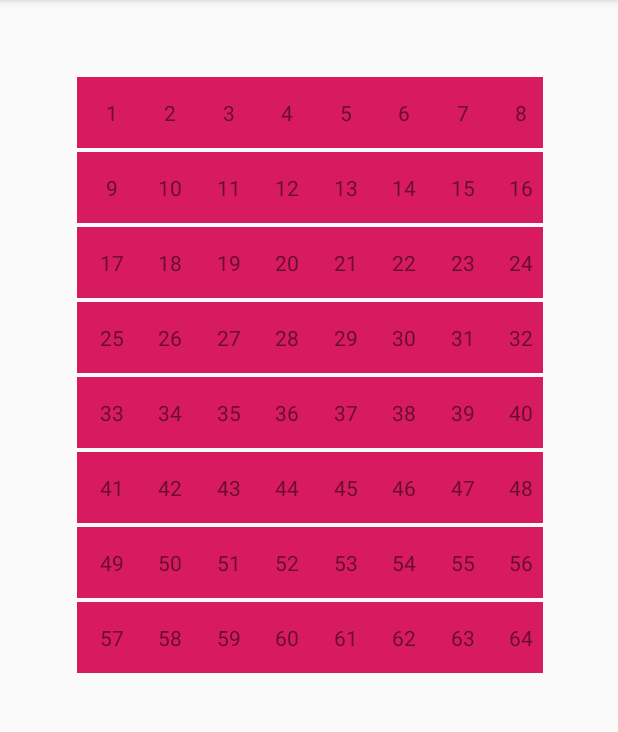
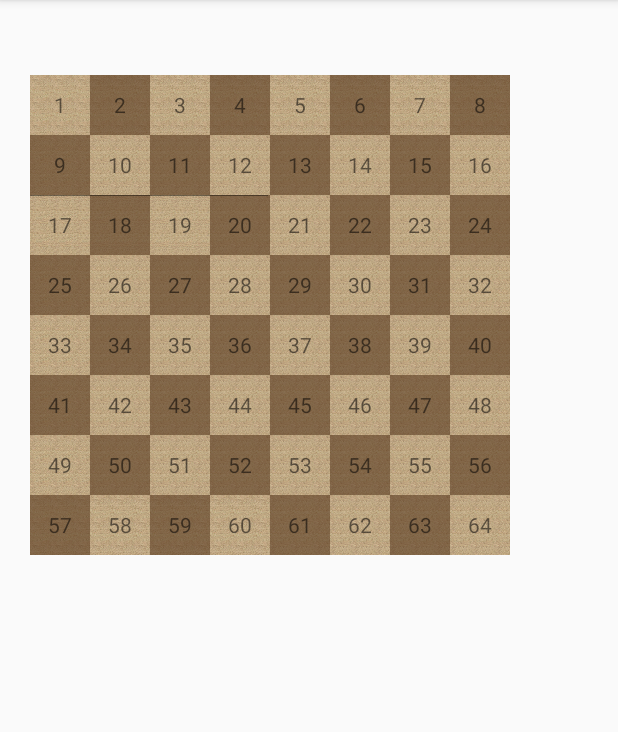
Before and after one commit to ColinAChen/cylinderChess, an Android app: the DisplayBoard screen opened directly, with no data from a screen before it, on a phone screen of 412 x 824 dp, the part 84-816 px from its top. Run offline under Robolectric (Android 15) with nearby library versions, the phone set to English and light mode, and no system bars.

Commit message:
Adding visuals
added chess piece pngs and a board png as well as methods to display the board in the app

```diff
--- a/app/src/main/res/layout/activity_display_board.xml
+++ b/app/src/main/res/layout/activity_display_board.xml
@@ -1,10 +1,23 @@
 <?xml version="1.0" encoding="utf-8"?>
+
+
 <RelativeLayout
     xmlns:android="http://schemas.android.com/apk/res/android"
+    xmlns:app="http://schemas.android.com/apk/res-auto"
     xmlns:tools="http://schemas.android.com/tools"
     android:layout_width="match_parent"
     android:layout_height="match_parent"
     >
+    <ImageView
+        android:id="@+id/imageView"
+        android:layout_width="320dp"
+        android:layout_height="320dp"
+        android:layout_alignParentStart="true"
+        android:layout_alignParentTop="true"
+        android:layout_marginLeft="20dp"
+        android:layout_marginRight="20dp"
+        android:layout_marginTop="50dp"
+        app:srcCompat="@drawable/chessboard_wood" />
 
     <android.support.v7.widget.RecyclerView
         android:id="@+id/rvNumbers"
@@ -12,8 +25,10 @@
         android:layout_height="wrap_content"
         android:layout_alignParentTop="true"
         android:layout_marginTop="50dp"
-        android:layout_marginRight="50dp"
-        android:layout_marginLeft="50dp"
+        android:layout_marginRight="20dp"
+        android:layout_marginLeft="20dp"
         android:layout_marginBottom="50dp"/>
 
+
+
 </RelativeLayout>
--- a/app/src/main/res/layout/recyclerview_item.xml
+++ b/app/src/main/res/layout/recyclerview_item.xml
@@ -2,16 +2,16 @@
 <LinearLayout
     xmlns:android="http://schemas.android.com/apk/res/android"
     android:orientation="horizontal"
-    android:padding="1dp"
-    android:layout_width="50dp"
-    android:layout_height="50dp"
+    android:padding="0dp"
+    android:layout_width="40dp"
+    android:layout_height="40dp"
     >
 
     <TextView
         android:id="@+id/info_text"
         android:layout_width="match_parent"
         android:layout_height="match_parent"
-        android:gravity="center"
-       android:background="@color/colorAccent"/>
+        android:gravity="center"/>
+     <!--  android:background="@color/colorAccent" -->
 
 </LinearLayout>
```
Also changed, not shown: app/src/main/res/drawable/chess_pieces/black_bishop.png (added), app/src/main/res/drawable/chess_pieces/black_king.png (added), app/src/main/res/drawable/chess_pieces/black_knight.png (added), app/src/main/res/drawable/chess_pieces/black_pawn.png (added), app/src/main/res/drawable/chess_pieces/black_queen.png (added), app/src/main/res/drawable/chess_pieces/black_rook.png (added), app/src/main/res/drawable/chess_pieces/white_bishop.png (added), app/src/main/res/drawable/chess_pieces/white_king.png (added), app/src/main/res/drawable/chess_pieces/white_knight.png (added), app/src/main/res/drawable/chess_pieces/white_pawn.png (added), app/src/main/res/drawable/chess_pieces/white_queen.png (added), app/src/main/res/drawable/chess_pieces/white_rook.png (added), app/src/main/res/drawable/chessboard_wood.png (added).
